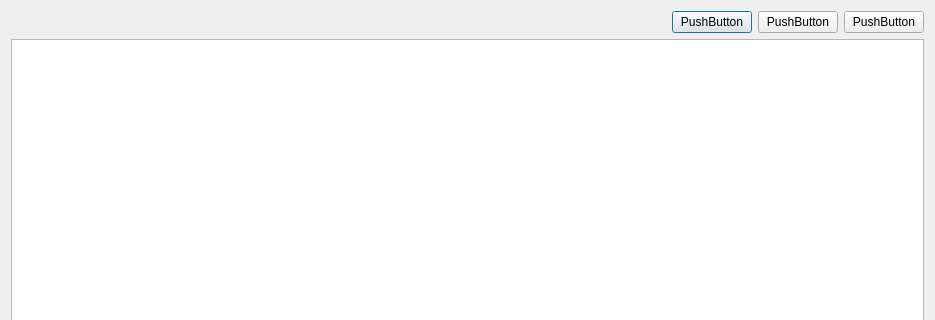
Above: play/LoveDiary/dialoguser.ui from Maxwrt/Program before the change; both pictures show x 0 to 935 and y 0 to 320 of the 935 by 509 pixel window. Below: the same form after it.
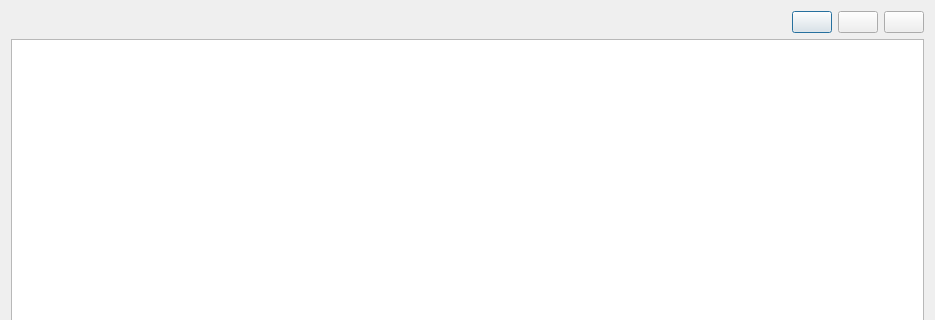
That is the form after the change. Icons and pictures are not drawn.

Patch:
```diff
--- a/play/LoveDiary/dialoguser.ui
+++ b/play/LoveDiary/dialoguser.ui
@@ -15,6 +15,8 @@
   </property>
   <layout class="QGridLayout" name="gridLayout">
    <item row="0" column="0">
+    <layout class="QHBoxLayout" name="horizontalLayout">
+     <item>
     <spacer name="horizontalSpacer">
      <property name="orientation">
       <enum>Qt::Horizontal</enum>
@@ -27,28 +29,66 @@
      </property>
     </spacer>
    </item>
-   <item row="0" column="1">
+     <item>
     <widget class="QPushButton" name="btnDelete">
+       <property name="sizePolicy">
+        <sizepolicy hsizetype="Fixed" vsizetype="Preferred">
+         <horstretch>0</horstretch>
+         <verstretch>0</verstretch>
+        </sizepolicy>
+       </property>
+       <property name="toolTip">
+        <string>&lt;html&gt;&lt;head/&gt;&lt;body&gt;&lt;p&gt;&lt;span style=&quot; color:#ffaa00;&quot;&gt;删除&lt;/span&gt;&lt;/p&gt;&lt;/body&gt;&lt;/html&gt;</string>
+       </property>
+       <property name="styleSheet">
+        <string notr="true">border-image: url(:/config/delete.png);</string>
+       </property>
      <property name="text">
-      <string>PushButton</string>
+        <string/>
      </property>
     </widget>
    </item>
-   <item row="0" column="2">
+     <item>
     <widget class="QPushButton" name="btnUpdate">
+       <property name="sizePolicy">
+        <sizepolicy hsizetype="Fixed" vsizetype="Preferred">
+         <horstretch>0</horstretch>
+         <verstretch>0</verstretch>
+        </sizepolicy>
+       </property>
+       <property name="toolTip">
+        <string>&lt;html&gt;&lt;head/&gt;&lt;body&gt;&lt;p&gt;&lt;span style=&quot; color:#ffaa00;&quot;&gt;更新&lt;/span&gt;&lt;/p&gt;&lt;/body&gt;&lt;/html&gt;</string>
+       </property>
+       <property name="styleSheet">
+        <string notr="true">border-image: url(:/config/update.png);</string>
+       </property>
      <property name="text">
-      <string>PushButton</string>
+        <string/>
      </property>
     </widget>
    </item>
-   <item row="0" column="3">
+     <item>
     <widget class="QPushButton" name="btnInsert">
+       <property name="sizePolicy">
+        <sizepolicy hsizetype="Fixed" vsizetype="Preferred">
+         <horstretch>0</horstretch>
+         <verstretch>0</verstretch>
+        </sizepolicy>
+       </property>
+       <property name="toolTip">
+        <string>&lt;html&gt;&lt;head/&gt;&lt;body&gt;&lt;p&gt;&lt;span style=&quot; color:#ffaa00;&quot;&gt;添加&lt;/span&gt;&lt;/p&gt;&lt;/body&gt;&lt;/html&gt;</string>
+       </property>
+       <property name="styleSheet">
+        <string notr="true">border-image: url(:/config/insert.png);</string>
+       </property>
      <property name="text">
-      <string>PushButton</string>
+        <string/>
      </property>
     </widget>
    </item>
-   <item row="1" column="0" colspan="4">
+    </layout>
+   </item>
+   <item row="1" column="0">
     <widget class="QTableWidget" name="tableWidget"/>
    </item>
   </layout>
```
Lines whose indentation alone changed are shown as unchanged.
